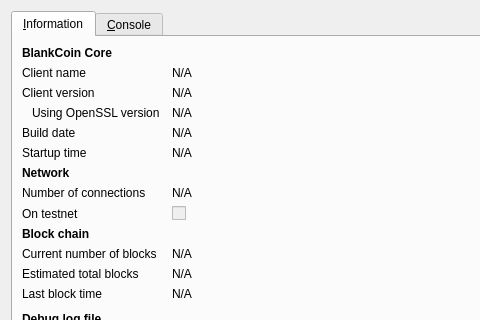
Old version of the form src/qt/forms/rpcconsole.ui in the repository CashCow-Project/cashcow-cpow; both pictures show x 0 to 480 and y 0 to 320 of the 740 by 450 pixel window.
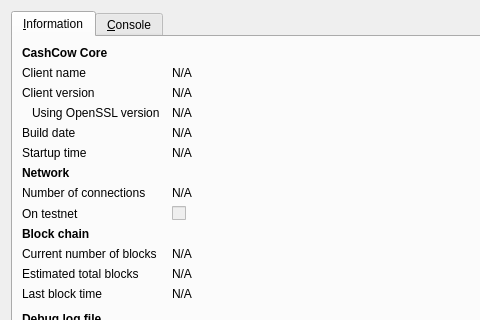
New version of the form. Icons and pictures are not drawn.

```diff
--- a/src/qt/forms/rpcconsole.ui
+++ b/src/qt/forms/rpcconsole.ui
@@ -36,7 +36,7 @@
           </font>
          </property>
          <property name="text">
-          <string>BlankCoin Core</string>
+          <string>CashCow Core</string>
          </property>
         </widget>
        </item>
```
Left out of the diff: 6 changed lines with no effect on the pictures.
